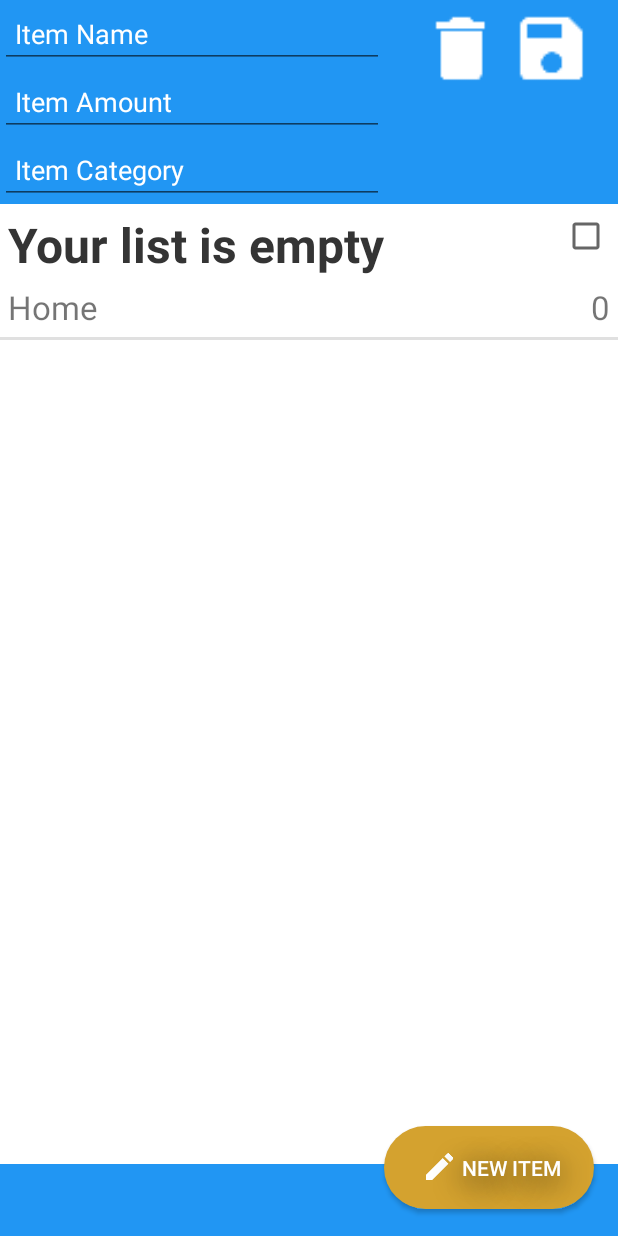
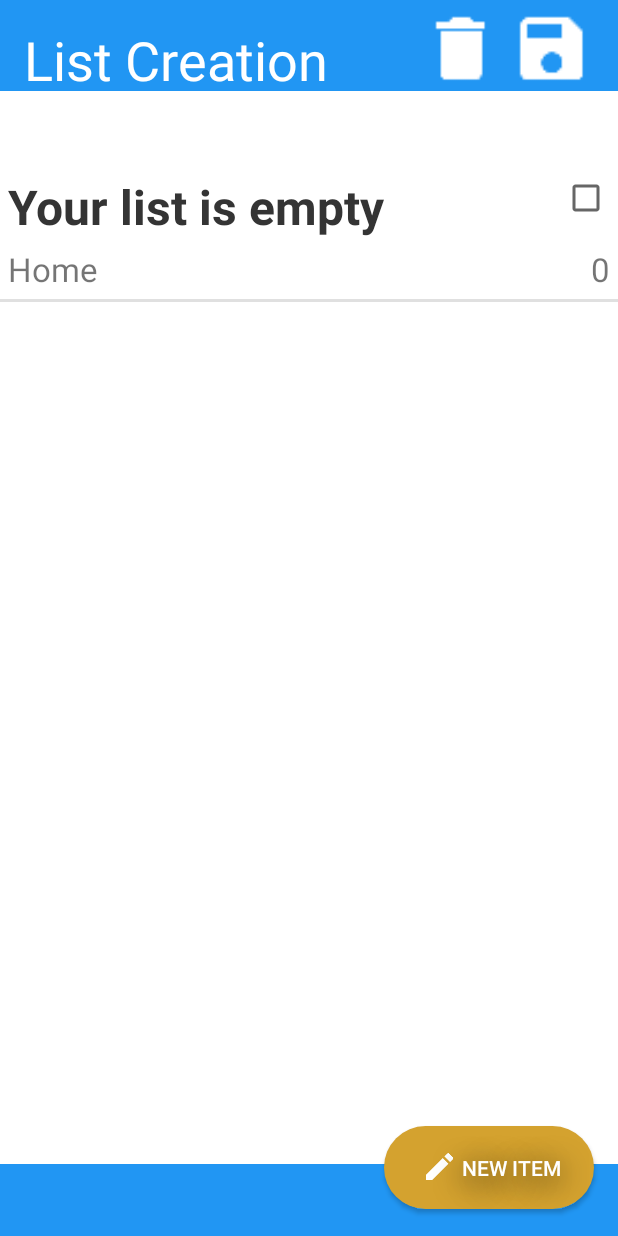
Before and after one commit to ajs476/iBuy, an Android app: the CreateListActivity screen opened directly, with no data from a screen before it, on a phone screen of 412 x 824 dp. Run offline under Robolectric (Android 15) with nearby library versions, the phone set to English and light mode, and no system bars.

Commit message:
UI edits, input types fixed

```diff
--- a/app/src/main/java/cs399/sp/gatheryourgoods/CreateListActivity.java
+++ b/app/src/main/java/cs399/sp/gatheryourgoods/CreateListActivity.java
@@ -8,10 +8,12 @@ import android.content.SharedPreferences;
 import android.os.Bundle;
 import android.preference.PreferenceManager;
 import android.support.v7.app.AppCompatActivity;
+import android.text.InputType;
 import android.view.View;
 import android.view.WindowManager;
 import android.view.animation.Animation;
 import android.view.animation.AnimationUtils;
+import android.view.inputmethod.InputMethodManager;
 import android.widget.AdapterView;
 import android.widget.Button;
 import android.widget.EditText;
@@ -757,8 +759,12 @@ public class CreateListActivity extends AppCompatActivity {
     public void addItemName(){
         // bring up alert to fill out items name
         final EditText itemNameText = new EditText(this);
+        itemNameText.setInputType(InputType.TYPE_CLASS_TEXT);
+        itemNameText.requestFocus();
+        InputMethodManager imm = (InputMethodManager) getSystemService(Context.INPUT_METHOD_SERVICE);
+        imm.toggleSoftInput(InputMethodManager.SHOW_FORCED, InputMethodManager.HIDE_IMPLICIT_ONLY);
         new AlertDialog.Builder(context)
-                .setTitle("What is the items name?")
+                .setTitle("Item Name")
                 .setMessage("Please enter an item name.")
                 .setView(itemNameText)
                 .setPositiveButton(android.R.string.yes, new DialogInterface.OnClickListener() {
@@ -780,12 +786,18 @@ public class CreateListActivity extends AppCompatActivity {
                 })
                 .setIcon(android.R.drawable.ic_dialog_alert)
                 .show();
+
+
     }
 
     public void addItemAmount(){
         // bring up alert to fill out items name
         //addAmountText = (EditText)findViewById(R.id.editTextAddAmount);
         final EditText itemAmountText = new EditText(this);
+        itemAmountText.setInputType(InputType.TYPE_CLASS_NUMBER);
+        itemAmountText.requestFocus();
+        InputMethodManager imm = (InputMethodManager) getSystemService(Context.INPUT_METHOD_SERVICE);
+        imm.toggleSoftInput(InputMethodManager.SHOW_FORCED, InputMethodManager.HIDE_IMPLICIT_ONLY);
         new AlertDialog.Builder(context)
                 .setTitle("How many of this item?")
                 .setMessage("Please enter the number of these items you need.")
--- a/app/src/main/res/layout/activity_create_list.xml
+++ b/app/src/main/res/layout/activity_create_list.xml
@@ -12,7 +12,8 @@
         android:dividerHeight="2dp"
         android:background="#ffffff"
         android:layout_above="@+id/button"
-        android:layout_below="@+id/editTextCategory" />
+        android:layout_below="@+id/buttonSaveList"
+        android:paddingTop="50dp" />
 
     <EditText
         android:layout_width="wrap_content"
@@ -28,7 +29,9 @@
         android:layout_alignParentStart="true"
         android:layout_toLeftOf="@+id/buttonAddItem"
         android:layout_toStartOf="@+id/buttonAddItem"
-        android:paddingLeft="10dp" />
+        android:paddingLeft="10dp"
+        android:visibility="invisible"
+        android:text="List Preview" />
 
     <Button
         style="?android:attr/buttonStyleSmall"
@@ -103,7 +106,8 @@
         android:layout_alignStart="@+id/editTextAddItem"
         android:layout_toLeftOf="@+id/buttonAddItem"
         android:layout_toStartOf="@+id/buttonAddItem"
-        android:paddingLeft="10dp" />
+        android:paddingLeft="10dp"
+        android:visibility="invisible" />
 
     <EditText
         android:layout_width="wrap_content"
@@ -120,7 +124,8 @@
         android:layout_alignStart="@+id/editTextAddAmount"
         android:layout_alignRight="@+id/editTextAddAmount"
         android:layout_alignEnd="@+id/editTextAddAmount"
-        android:paddingLeft="10dp" />
+        android:paddingLeft="10dp"
+        android:visibility="invisible" />
 
     <Button
         android:layout_width="wrap_content"
@@ -132,4 +137,26 @@
         android:background="#2196F3"
         android:visibility="invisible" />
 
+    <EditText
+        android:layout_width="wrap_content"
+        android:layout_height="wrap_content"
+        android:id="@+id/editText"
+        android:layout_above="@+id/custom_list"
+        android:layout_alignParentLeft="true"
+        android:layout_alignParentStart="true"
+        android:visibility="invisible" />
+
+    <TextView
+        android:layout_width="wrap_content"
+        android:layout_height="wrap_content"
+        android:text="List Creation"
+        android:id="@+id/textView2"
+        android:layout_alignParentTop="true"
+        android:layout_alignParentLeft="true"
+        android:layout_alignParentStart="true"
+        android:textSize="36dp"
+        android:textColor="#ffffff"
+        android:layout_marginLeft="16dp"
+        android:layout_marginTop="15dp" />
+
 </RelativeLayout>
```
